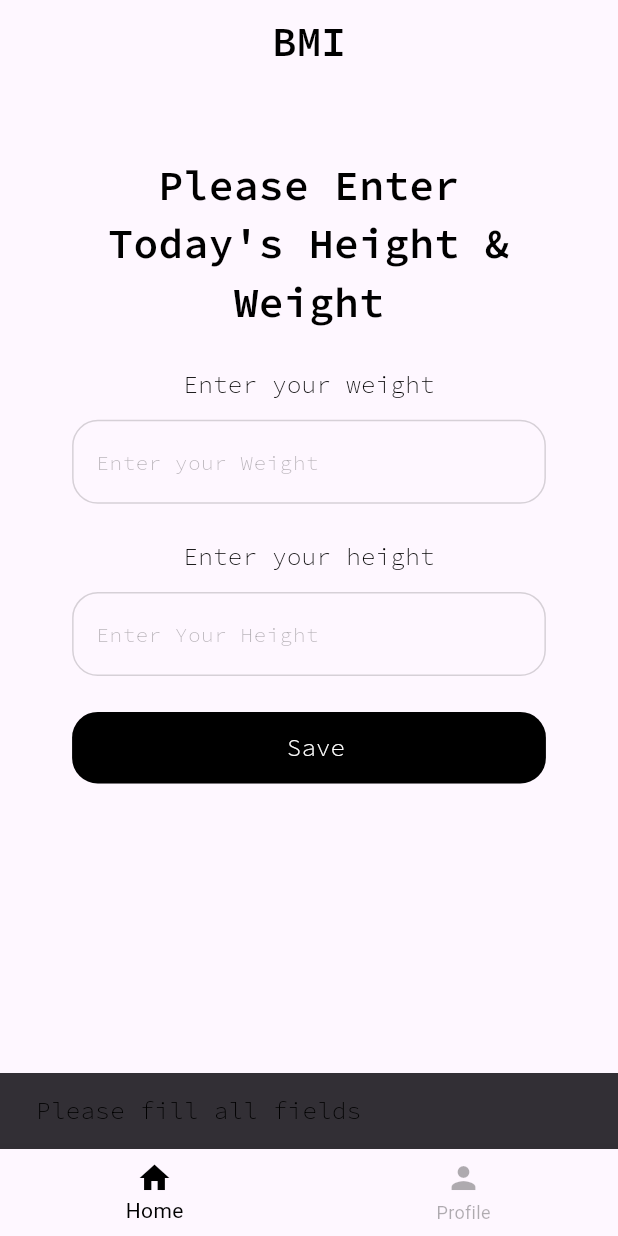
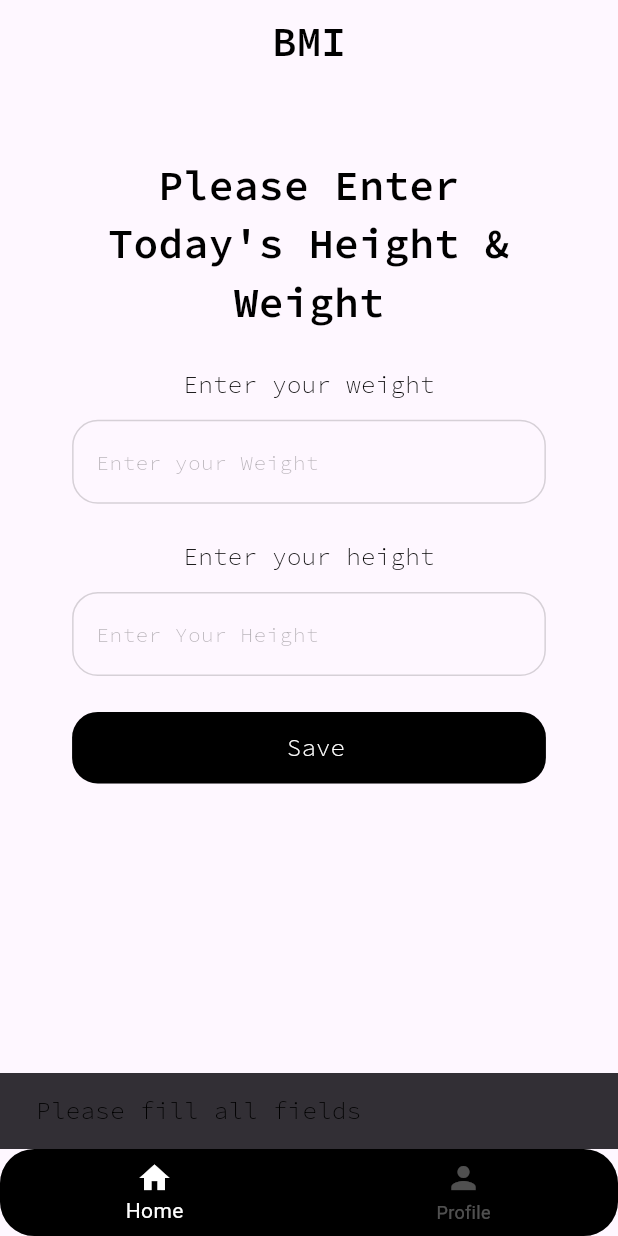
Before and after one commit to Datrix001/BMI-Tracker, a Flutter app: the screen it shows once a user with an empty profile is signed in, after a tap on "Save", on a phone screen of 412 x 824 dp. Run offline on Flutter 3.47's test engine with Material 3 defaults, Android fonts, the phone set to English and light mode, and no system bars; our stand-ins replace fl_chart, flutter_bloc, flutter_dotenv, flutter_screenutil, flutter_svg, get_it and 6 more; accounts and stored records are empty; network calls fail.

Commit message:
Added local Datasources

```diff
--- a/lib/core/di/service_locator.dart
+++ b/lib/core/di/service_locator.dart
@@ -4,11 +4,13 @@ import 'package:bmi_tracker/features/auth/data/repository/auth_repository_impl.d
 import 'package:bmi_tracker/features/auth/presentation/cubit/auth_cubit.dart';
 import 'package:bmi_tracker/features/home/presentation/cubit/bmi_cubit.dart';
 import 'package:bmi_tracker/features/home/presentation/cubit/home_cubit.dart';
+import 'package:bmi_tracker/features/profile/data/data_sources/profile_local_datasources.dart';
 import 'package:bmi_tracker/features/profile/data/data_sources/profile_remote_datasources.dart';
 import 'package:bmi_tracker/features/profile/data/repository/profile_repository.dart';
 import 'package:bmi_tracker/features/profile/data/repository/profile_repository_impl.dart';
 import 'package:bmi_tracker/features/profile/presentation/cubit/profile_cubit.dart';
 import 'package:get_it/get_it.dart';
+import 'package:hive/hive.dart';
 import 'package:supabase_flutter/supabase_flutter.dart';
 
 final getIt = GetIt.instance;
@@ -32,6 +34,7 @@ Future<void> loadDependencies() async {
   getIt.registerLazySingleton<ProfileRepository>(
     () => ProfileRepositoryImpl(
       remoteDatasources: getIt<ProfileRemoteDatasources>(),
+      localDatasources: getIt<ProfileLocalDatasources>(),
     ),
   );
   getIt.registerLazySingleton<ProfileCubit>(
@@ -45,4 +48,8 @@ Future<void> loadDependencies() async {
   getIt.registerLazySingleton<BmiCubit>(
     () => BmiCubit(getIt<ProfileRepository>()),
   );
+
+  getIt.registerLazySingleton<ProfileLocalDatasources>(
+    () => ProfileLocalDatasources(bmiBox: Hive.box('bmi')),
+  );
 }
--- a/lib/features/home/presentation/cubit/bmi_state.dart
+++ b/lib/features/home/presentation/cubit/bmi_state.dart
@@ -1,4 +1,4 @@
-import 'package:bmi_tracker/features/profile/data/model/profile_model.dart';
+import 'package:bmi_tracker/features/profile/data/model/bmi_model.dart';
 
 abstract class BmiState {}
 
--- a/lib/features/home/presentation/cubit/home_cubit.dart
+++ b/lib/features/home/presentation/cubit/home_cubit.dart
@@ -1,5 +1,5 @@
 import 'package:bmi_tracker/features/home/presentation/cubit/home_state.dart';
-import 'package:bmi_tracker/features/profile/data/model/profile_model.dart';
+import 'package:bmi_tracker/features/profile/data/model/bmi_model.dart';
 import 'package:bmi_tracker/features/profile/data/repository/profile_repository.dart';
 import 'package:flutter_bloc/flutter_bloc.dart';
 import 'package:supabase_flutter/supabase_flutter.dart';
--- a/lib/features/home/presentation/cubit/home_state.dart
+++ b/lib/features/home/presentation/cubit/home_state.dart
@@ -1,4 +1,4 @@
-import 'package:bmi_tracker/features/profile/data/model/profile_model.dart';
+import 'package:bmi_tracker/features/profile/data/model/bmi_model.dart';
 
 abstract class HomeState {}
 
--- a/lib/features/home/presentation/screens/bmi.dart
+++ b/lib/features/home/presentation/screens/bmi.dart
@@ -4,7 +4,7 @@ import 'package:bmi_tracker/features/auth/widgets/custom_form_field.dart';
 import 'package:bmi_tracker/features/home/presentation/cubit/home_cubit.dart';
 import 'package:bmi_tracker/features/home/presentation/cubit/home_state.dart';
 import 'package:bmi_tracker/features/home/presentation/widgets/my_bar_graph.dart';
-import 'package:bmi_tracker/features/profile/data/model/profile_model.dart';
+import 'package:bmi_tracker/features/profile/data/model/bmi_model.dart';
 import 'package:bmi_tracker/gen/colors.gen.dart';
 import 'package:flutter/material.dart';
 import 'package:flutter_bloc/flutter_bloc.dart';
@@ -126,12 +126,9 @@ class _BmiScreenState extends State<BmiScreen> {
                       color: bmiColor(data.bmi).withOpacity(0.15),
                       borderRadius: BorderRadius.circular(20),
                     ),
-                    child: Text(
-                      "Obese",
-                      style: TextStyle(
-                        color: bmiColor(data.bmi),
-                        fontWeight: FontWeight.bold,
-                      ),
+                    child: appTextB1(
+                      bmiText1(data.bmi),
+                      color: bmiColor(data.bmi),
                     ),
                   ),
                 ],
@@ -192,4 +189,11 @@ class _BmiScreenState extends State<BmiScreen> {
     if (bmi < 30) return AppColors.orange;
     return AppColors.red;
   }
+
+  String bmiText1(double bmi) {
+    if (bmi < 18.5) return "UnderWeight";
+    if (bmi < 25) return "Healthy";
+    if (bmi < 30) return "OverWeight";
+    return "Obsese";
+  }
 }
--- a/lib/features/home/presentation/screens/home_screen.dart
+++ b/lib/features/home/presentation/screens/home_screen.dart
@@ -3,6 +3,7 @@ import 'package:bmi_tracker/features/home/presentation/screens/bmi.dart';
 import 'package:bmi_tracker/features/profile/presentation/screens/profile.dart';
 import 'package:bmi_tracker/gen/colors.gen.dart';
 import 'package:flutter/material.dart';
+import 'package:flutter_screenutil/flutter_screenutil.dart';
 
 class HomeScreen extends StatefulWidget {
   const HomeScreen({super.key});
@@ -32,9 +33,17 @@ class _HomeScreenState extends State<HomeScreen> {
         automaticallyImplyLeading: false,
         title: appTextS1(_pageName[current_index]),
       ),
-      bottomNavigationBar: BottomNavigationBar(
-        selectedItemColor: AppColors.black,
-        unselectedItemColor: AppColors.black.withAlpha(80),
+      bottomNavigationBar: ClipRRect(
+        borderRadius: BorderRadius.only(
+          topLeft: Radius.circular(20.r),
+          topRight: Radius.circular(20.r),
+          bottomLeft: Radius.circular(20.r),
+          bottomRight: Radius.circular(20.r),
+        ),
+        child: BottomNavigationBar(
+          backgroundColor: AppColors.black,
+          selectedItemColor: AppColors.white,
+          unselectedItemColor: AppColors.white.withAlpha(80),
           currentIndex: current_index,
           onTap: _navigateScreen,
           items: [
@@ -43,6 +52,7 @@ class _HomeScreenState extends State<HomeScreen> {
             BottomNavigationBarItem(icon: Icon(Icons.person), label: "Profile"),
           ],
         ),
+      ),
       body: _pages[current_index],
     );
   }
--- a/lib/features/profile/data/data_sources/profile_remote_datasources.dart
+++ b/lib/features/profile/data/data_sources/profile_remote_datasources.dart
@@ -1,4 +1,4 @@
-import 'package:bmi_tracker/features/profile/data/model/profile_model.dart';
+import 'package:bmi_tracker/features/profile/data/model/bmi_model.dart';
 import 'package:supabase_flutter/supabase_flutter.dart';
 
 class ProfileRemoteDatasources {
--- a/lib/features/profile/data/model/profile_model.dart
+++ b/lib/features/profile/data/model/bmi_model.dart
@@ -1,6 +1,6 @@
 import 'package:json_annotation/json_annotation.dart';
 
-part 'profile_model.g.dart';
+part 'bmi_model.g.dart';
 
 @JsonSerializable()
 class BmiModel {
--- a/lib/features/profile/data/repository/profile_repository.dart
+++ b/lib/features/profile/data/repository/profile_repository.dart
@@ -1,4 +1,4 @@
-import 'package:bmi_tracker/features/profile/data/model/profile_model.dart';
+import 'package:bmi_tracker/features/profile/data/model/bmi_model.dart';
 
 abstract class ProfileRepository {
   Future<void> sendData(BmiModel model);
--- a/lib/features/profile/data/repository/profile_repository_impl.dart
+++ b/lib/features/profile/data/repository/profile_repository_impl.dart
@@ -1,25 +1,47 @@
+import 'package:bmi_tracker/features/profile/data/data_sources/profile_local_datasources.dart';
 import 'package:bmi_tracker/features/profile/data/data_sources/profile_remote_datasources.dart';
-import 'package:bmi_tracker/features/profile/data/model/profile_model.dart';
+import 'package:bmi_tracker/features/profile/data/model/bmi_model.dart';
 import 'package:bmi_tracker/features/profile/data/repository/profile_repository.dart';
 
 class ProfileRepositoryImpl extends ProfileRepository {
   final ProfileRemoteDatasources remoteDatasources;
+  final ProfileLocalDatasources localDatasources;
 
-  ProfileRepositoryImpl({required this.remoteDatasources});
+  ProfileRepositoryImpl({
+    required this.remoteDatasources,
+    required this.localDatasources,
+  });
 
   @override
-  Future<List<BmiModel>> fetchLatestData(String id) {
-    return remoteDatasources.fetchLatestData(id);
+  Future<List<BmiModel>> fetchLatestData(String id) async {
+    try {
+      final remote = await remoteDatasources.fetchLatestData(id);
+      await localDatasources.saveHistoryBmi(remote);
+      return remote;
+    } catch (_) {
+      return localDatasources.getHistoryBmi();
+    }
   }
 
   @override
-  Future<BmiModel?> fetchTodayData(String id) {
-    return remoteDatasources.fetchTodayData(id);
+  Future<BmiModel?> fetchTodayData(String id) async {
+    try {
+      final remote = await remoteDatasources.fetchTodayData(id);
+      if (remote != null) {
+        await localDatasources.saveTodayBmi(remote);
+        return remote;
+      }
+    } catch (e) {
+      print('fetchTodayData failed: $e');
+    }
+
+    return localDatasources.getTodayBmi();
   }
 
   @override
-  Future<void> sendData(BmiModel model) {
-    return remoteDatasources.upsertTodayData(model);
+  Future<void> sendData(BmiModel model) async {
+    await remoteDatasources.upsertTodayData(model);
+    await localDatasources.saveTodayBmi(model);
   }
 
   @override
--- a/lib/features/profile/presentation/cubit/profile_cubit.dart
+++ b/lib/features/profile/presentation/cubit/profile_cubit.dart
@@ -1,4 +1,4 @@
-import 'package:bmi_tracker/features/profile/data/model/profile_model.dart';
+import 'package:bmi_tracker/features/profile/data/model/bmi_model.dart';
 import 'package:bmi_tracker/features/profile/data/repository/profile_repository.dart';
 import 'package:bmi_tracker/features/profile/presentation/cubit/profile_state.dart';
 import 'package:flutter_bloc/flutter_bloc.dart';
--- a/lib/features/profile/presentation/cubit/profile_state.dart
+++ b/lib/features/profile/presentation/cubit/profile_state.dart
@@ -1,4 +1,4 @@
-import 'package:bmi_tracker/features/profile/data/model/profile_model.dart';
+import 'package:bmi_tracker/features/profile/data/model/bmi_model.dart';
 
 sealed class ProfileState {}
 
--- a/lib/features/profile/presentation/screens/edit_bmi_screen.dart
+++ b/lib/features/profile/presentation/screens/edit_bmi_screen.dart
@@ -1,7 +1,7 @@
 import 'package:bmi_tracker/core/styles/app_text.dart';
 import 'package:bmi_tracker/features/auth/widgets/custom_button.dart';
 import 'package:bmi_tracker/features/auth/widgets/custom_form_field.dart';
-import 'package:bmi_tracker/features/profile/data/model/profile_model.dart';
+import 'package:bmi_tracker/features/profile/data/model/bmi_model.dart';
 import 'package:bmi_tracker/features/profile/presentation/cubit/profile_cubit.dart';
 import 'package:bmi_tracker/features/profile/presentation/cubit/profile_state.dart';
 import 'package:flutter/material.dart';
--- a/lib/features/profile/presentation/screens/profile.dart
+++ b/lib/features/profile/presentation/screens/profile.dart
@@ -54,6 +54,8 @@ class _ProfileScreenState extends State<ProfileScreen> {
                     : Icon(Icons.person, color: AppColors.white, size: 70.3.h),
               ),
             ),
+            10.verticalSpace,
+            appTextB1(user?.userMetadata!['name'] ?? ""),
             20.verticalSpace,
             CustomIconButton(
               onTap: () => context.push("/edit-bmi"),
--- a/lib/main.dart
+++ b/lib/main.dart
@@ -8,15 +8,20 @@ import 'package:flutter/material.dart';
 import 'package:flutter_bloc/flutter_bloc.dart';
 import 'package:flutter_dotenv/flutter_dotenv.dart';
 import 'package:flutter_screenutil/flutter_screenutil.dart';
+import 'package:hive/hive.dart';
+import 'package:hive_flutter/hive_flutter.dart';
 import 'package:supabase_flutter/supabase_flutter.dart';
 
 Future<void> main() async {
   WidgetsFlutterBinding.ensureInitialized();
+
   await dotenv.load(fileName: '.env');
   await Supabase.initialize(
     url: '${dotenv.env['SUPABASE_URL']}',
     anonKey: "${dotenv.env['SUPABASE_ANNO_KEY']}",
   );
+  await Hive.initFlutter();
+  await Hive.openBox('bmi');
 
   await loadDependencies();
   runApp(
--- a/pubspec.yaml
+++ b/pubspec.yaml
@@ -20,6 +20,8 @@ dependencies:
   json_annotation: ^4.9.0
   pinput: ^6.0.1
   supabase_flutter: ^2.12.0
+  hive: ^2.2.3
+  hive_flutter: ^1.1.0
 
 dev_dependencies:
   flutter_test:
```
Also changed, not shown: lib/features/profile/data/data_sources/profile_local_datasources.dart (added, +31 -0 lines), lib/features/profile/data/model/bmi_model.g.dart, pubspec.lock. Lines whose indentation alone changed are shown as unchanged.
